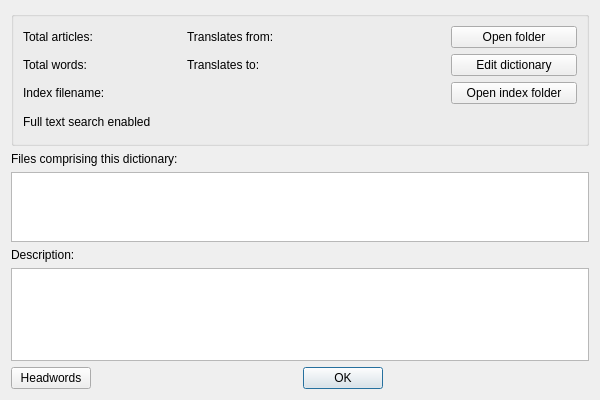
xiaoyifang/goldendict-ng, file src/ui/dictinfo.ui: the form before one commit.
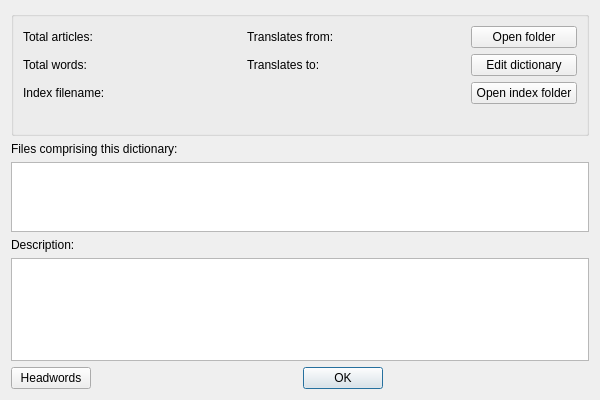
The form after the commit.

```diff
--- a/src/ui/dictinfo.ui
+++ b/src/ui/dictinfo.ui
@@ -41,9 +41,9 @@
        </widget>
       </item>
       <item row="3" column="0">
-       <widget class="QLabel" name="label_5">
+       <widget class="QLabel" name="enableFullindex">
         <property name="text">
-         <string>Full text search enabled</string>
+         <string/>
         </property>
        </widget>
       </item>
@@ -74,25 +74,6 @@
         </property>
        </widget>
       </item>
-      <item row="3" column="1">
-       <widget class="QLabel" name="enableFullindex">
-        <property name="sizePolicy">
-         <sizepolicy hsizetype="Fixed" vsizetype="Fixed">
-          <horstretch>0</horstretch>
-          <verstretch>0</verstretch>
-         </sizepolicy>
-        </property>
-        <property name="minimumSize">
-         <size>
-          <width>24</width>
-          <height>24</height>
-         </size>
-        </property>
-        <property name="text">
-         <string/>
-        </property>
-       </widget>
-      </item>
       <item row="0" column="0">
        <widget class="QLabel" name="label_2">
         <property name="text">
```
